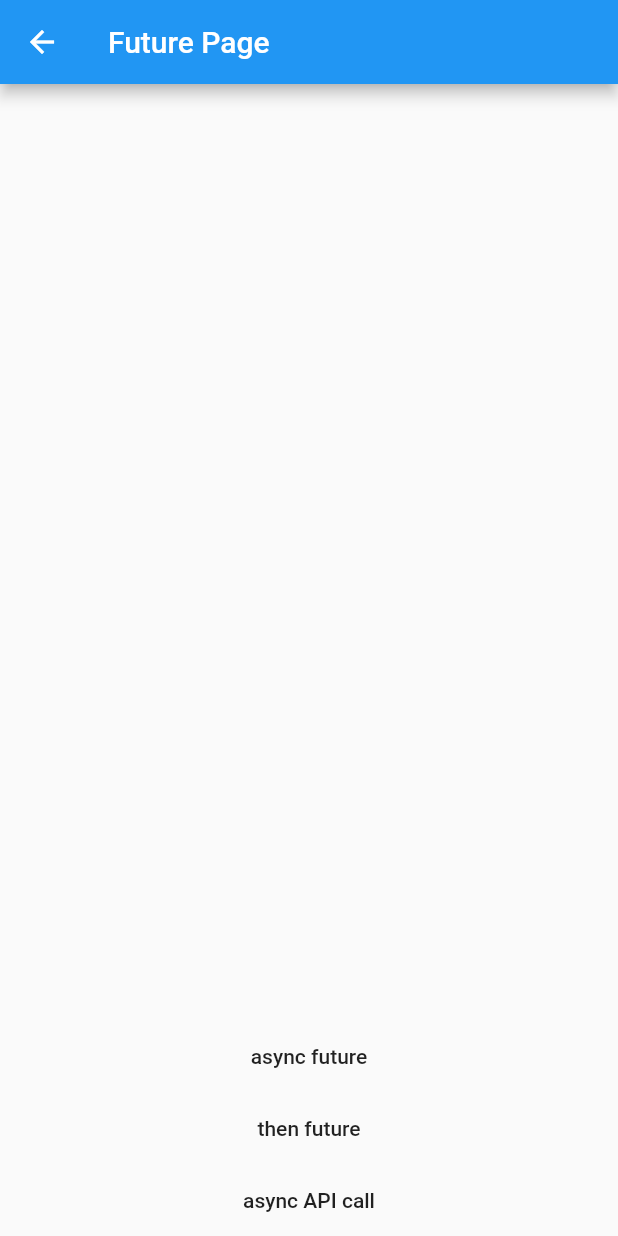
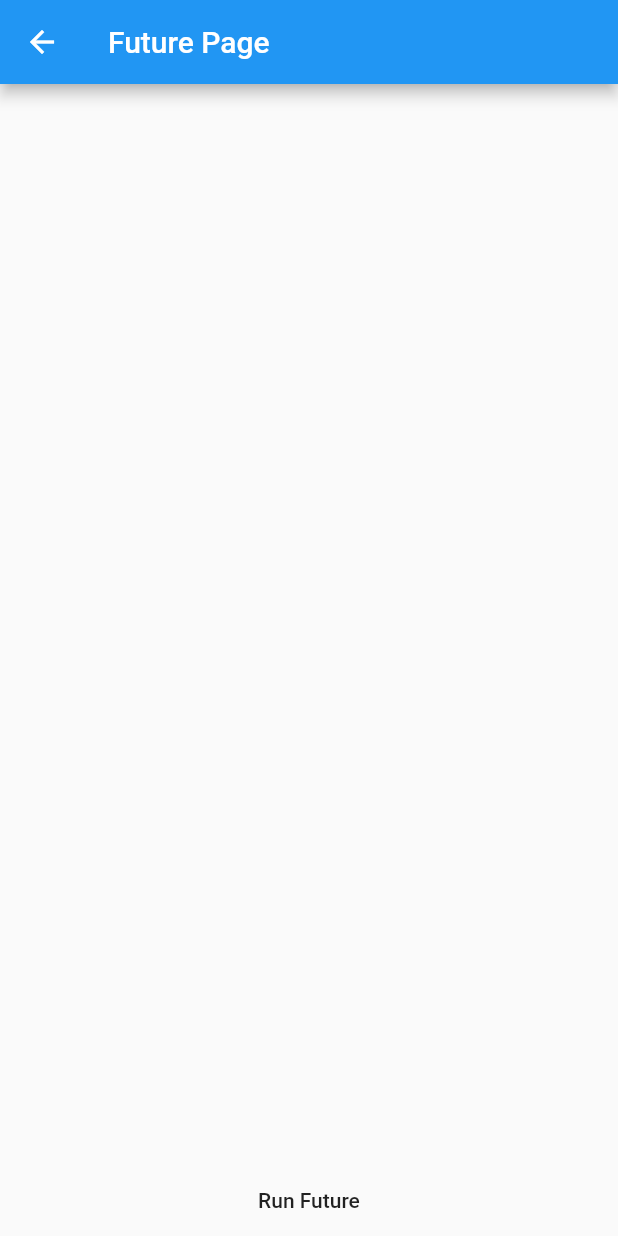
Before and after one commit to Bowman74/flutter_masters, a Flutter app: the FuturePage screen opened by its route, on a phone screen of 412 x 824 dp. Run offline on Flutter 3.47's test engine with Material 2 defaults, Android fonts, the phone set to English and light mode, and no system bars.

Commit message:
Set initial Future code.

```diff
--- a/lib/futurepage.dart
+++ b/lib/futurepage.dart
@@ -1,8 +1,5 @@
 
-import 'dart:io';
-import 'dart:convert';
 import 'package:flutter/material.dart';
-import 'dart:convert';
 
 class FuturePage extends StatefulWidget {
   FuturePage({Key key, this.title}) : super(key: key);
@@ -14,7 +11,6 @@ class FuturePage extends StatefulWidget {
 }
 
 class FuturePageState extends State<FuturePage> {
-  String apiJson = '';
 
   @override
   Widget build(BuildContext context) {
@@ -28,57 +24,22 @@ class FuturePageState extends State<FuturePage> {
             children: <Widget>[
               Expanded(
                 child: Center(
-                  child: Text(apiJson)
                 ),
               ),
               FlatButton(
                 child:
-                  Text('async future'),
-                onPressed: () async {
+                  Text('Run Future'),
+                onPressed: () {
                   int a = 1;
-                  await Future(() {
+                  Future(() {
                     debugPrint(a.toString());
                   });
                   a++;
                 },
-              ),
-              FlatButton(
-                child:
-                  Text('then future'),
-                onPressed: () {
-                  int a = 1;
-                  Future(() {
-                    debugPrint(a.toString());
-                  }).then((_) {
-                    a++;
-                  });
-                },
-              ),
-              FlatButton(
-                child:
-                  Text('async API call'),
-                onPressed: () async {
-                  var result = await getCatInfo();
-                  setState(() {
-                    apiJson = result;
-                  });
-                },
-              ),
+              )
             ]
           ),
         )
       );
   }
-
-  Future<String> getCatInfo() async {
-    String returnValue = '';
-    var httpClient = new HttpClient();
-    var uri = new Uri.https('cat-fact.herokuapp.com', '/facts');
-    var request = await httpClient.getUrl(uri);
-    var response = await request.close();
-    if (response.statusCode == 200) {
-      returnValue = await response.transform(utf8.decoder).join();
-    }
-    return returnValue;
-  }
 }
```
